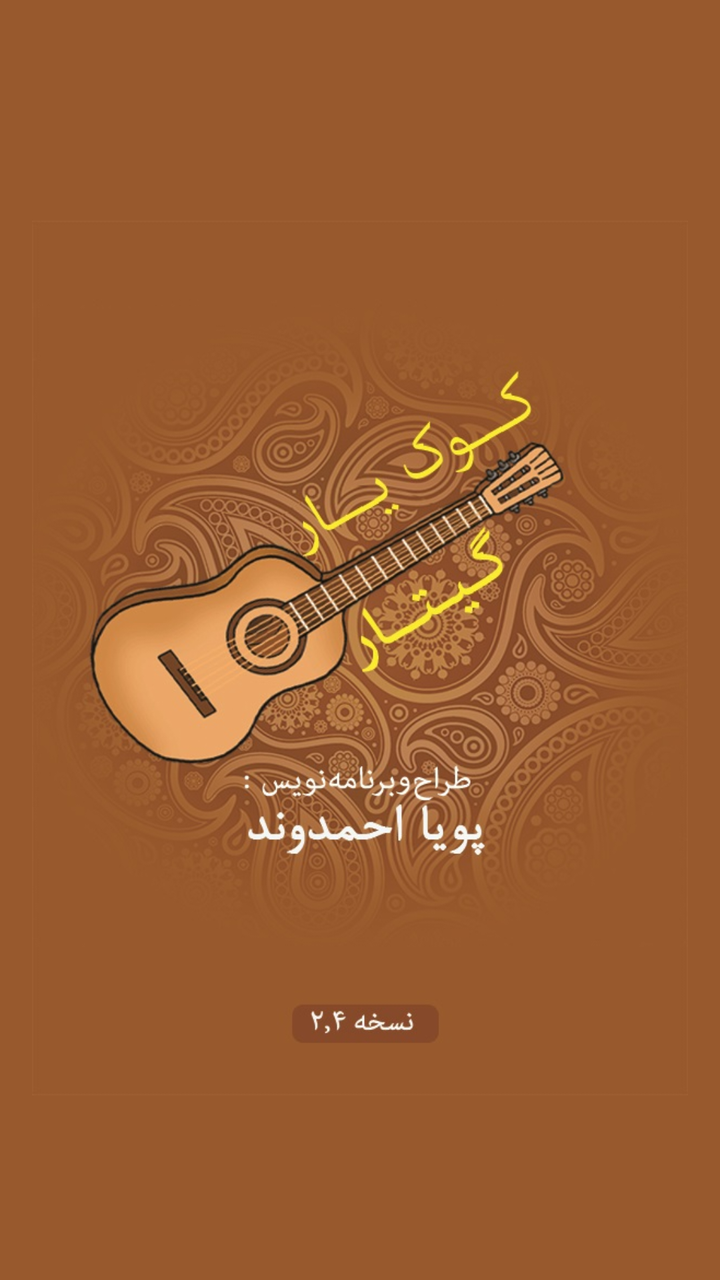
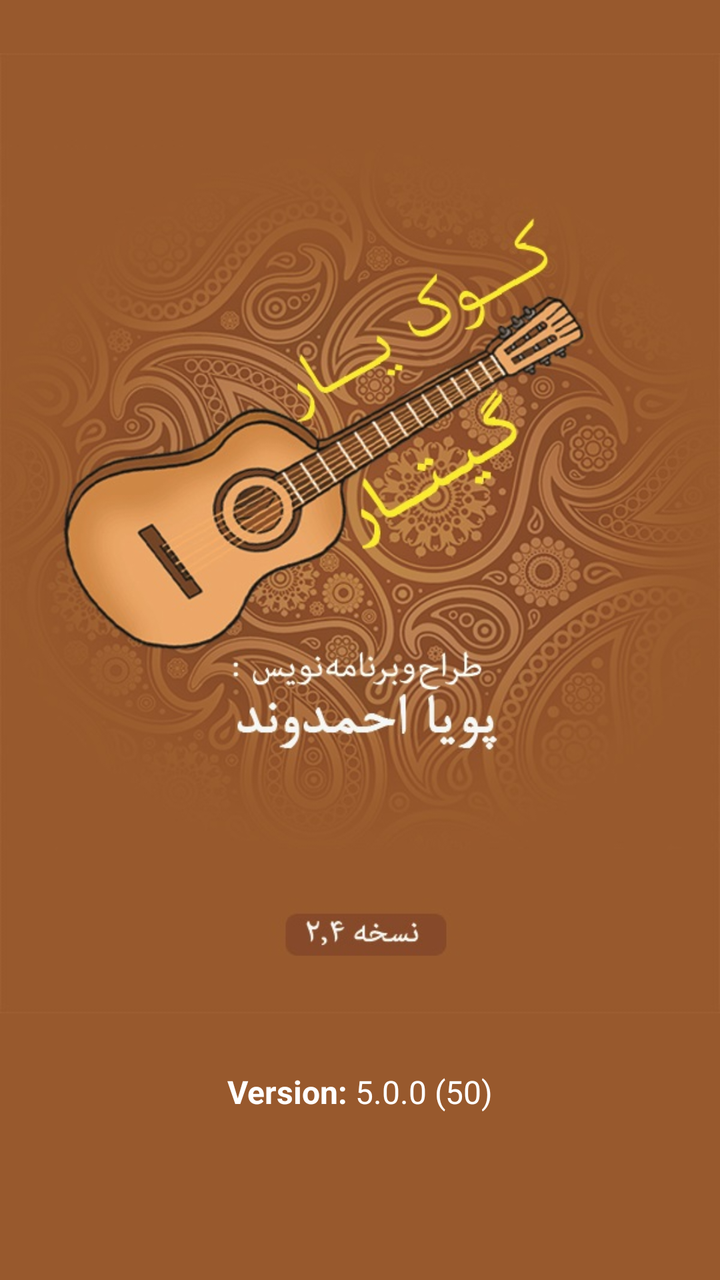

An Android layout rendered at two revisions. The XML below is the earlier revision; the diff shows what the commit changed to produce the second picture.
<!-- AndroidManifest.xml: application theme AppTheme -->
<!-- res/layout/activity_start_screen.xml -->
<RelativeLayout xmlns:android="http://schemas.android.com/apk/res/android"
    xmlns:tools="http://schemas.android.com/tools"
    android:layout_width="match_parent"
    android:layout_height="match_parent"
        android:background="#98592d"
    android:gravity="fill"
    android:paddingBottom="@dimen/activity_vertical_margin"
    android:paddingLeft="@dimen/activity_horizontal_margin"
    android:paddingRight="@dimen/activity_horizontal_margin"
    android:paddingTop="@dimen/activity_vertical_margin"
    tools:context=".StartScreen" >

    <ImageView
        android:id="@+id/imageView1"
        android:layout_width="wrap_content"
        android:layout_height="wrap_content"
        android:layout_alignParentBottom="true"
        android:layout_alignParentTop="true"
        android:layout_marginTop="18dp"
        android:src="@drawable/startscreen" />

</RelativeLayout>
<!-- resources referenced by this layout -->
<resources>
  <dimen name="activity_horizontal_margin">16dp</dimen>
  <dimen name="activity_vertical_margin">16dp</dimen>
  <!-- drawable startscreen: jpg bitmap (drawable-hdpi, 674911 bytes) -->
  <style name="AppTheme" parent="AppBaseTheme">
          
      </style>
  <style name="AppBaseTheme" parent="android:Theme.Light">
          
      </style>
</resources>

<!-- the commit's change to res/layout/activity_start_screen.xml (unified diff, before → after) -->
@@ -2,21 +2,68 @@
     xmlns:tools="http://schemas.android.com/tools"
     android:layout_width="match_parent"
     android:layout_height="match_parent"
-        android:background="#98592d"
+    android:background="#98592d"
     android:gravity="fill"
-    android:paddingBottom="@dimen/activity_vertical_margin"
-    android:paddingLeft="@dimen/activity_horizontal_margin"
-    android:paddingRight="@dimen/activity_horizontal_margin"
-    android:paddingTop="@dimen/activity_vertical_margin"
     tools:context=".StartScreen" >
 
     <ImageView
         android:id="@+id/imageView1"
         android:layout_width="wrap_content"
         android:layout_height="wrap_content"
-        android:layout_alignParentBottom="true"
-        android:layout_alignParentTop="true"
-        android:layout_marginTop="18dp"
+        android:layout_centerInParent="true"
         android:src="@drawable/startscreen" />
 
+    
+    <LinearLayout
+        android:id="@+id/version_container"
+        android:layout_width="wrap_content"
+        android:layout_height="wrap_content"
+        android:layout_alignParentBottom="true"
+        android:layout_centerHorizontal="true"
+        android:layout_marginBottom="30dp"
+        android:orientation="horizontal">
+
+        <TextView
+            android:id="@+id/version_label"
+            android:layout_width="wrap_content"
+            android:layout_height="wrap_content"
+            android:text="Version: "
+            android:textColor="@android:color/white"
+            android:textSize="16sp"
+            android:textStyle="bold" />
+
+        <TextView
+            android:id="@+id/version_name"
+            android:layout_width="wrap_content"
+            android:layout_height="wrap_content"
+            android:text="5.0.0"
+            android:textColor="@android:color/white"
+            android:textSize="16sp" />
+
+        <TextView
+            android:id="@+id/version_separator"
+            android:layout_width="wrap_content"
+            android:layout_height="wrap_content"
+            android:text=" ("
+            android:textColor="@android:color/white"
+            android:textSize="16sp" />
+
+        <TextView
+            android:id="@+id/version_code"
+            android:layout_width="wrap_content"
+            android:layout_height="wrap_content"
+            android:text="50"
+            android:textColor="@android:color/white"
+            android:textSize="16sp" />
+
+        <TextView
+            android:id="@+id/version_end"
+            android:layout_width="wrap_content"
+            android:layout_height="wrap_content"
+            android:text=")"
+            android:textColor="@android:color/white"
+            android:textSize="16sp" />
+
+    </LinearLayout>
+
 </RelativeLayout>
<!-- resource entries referenced after the edit -->
@@ -1,7 +1,5 @@
 <!-- resources referenced by this layout -->
 <resources>
-  <dimen name="activity_horizontal_margin">16dp</dimen>
-  <dimen name="activity_vertical_margin">16dp</dimen>
   <!-- drawable startscreen: jpg bitmap (drawable-hdpi, 674911 bytes) -->
   <style name="AppTheme" parent="AppBaseTheme">
           
